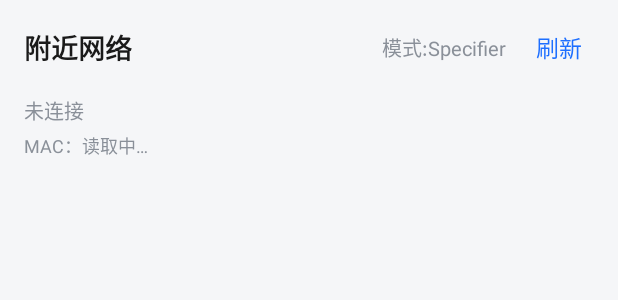
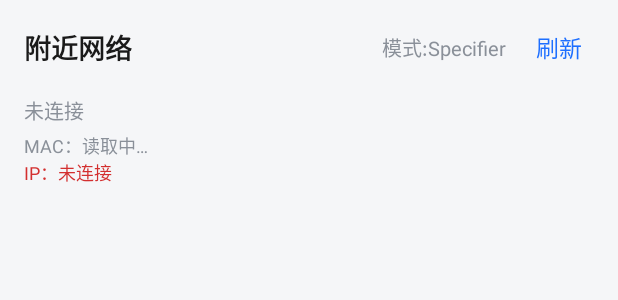
Before and after one commit to shihangya/join_bssid_app, an Android app: the layout activity_main.xml on its own in the app's theme, with its tools: preview values and no code run, on a phone screen of 412 x 824 dp. Shown: the top 300 px of the screen. Run offline under Robolectric (Android 15) with nearby library versions, the phone set to English and light mode, and no system bars.

Commit message:
v13: 应用图标 + 连接后自动刷新 + IP 红字显示
- 应用图标：图标.png 生成 5 档密度 mipmap（48-192px），Manifest 声明 icon/roundIcon
- 连接成功（onAvailable）自动触发一次扫描刷新列表；onUnavailable/onResume 同步刷新 IP 显示
- 新增 tvIp：显示终端当前 IPv4（Wi-Fi LinkProperties），红色 12sp，位于硬件 MAC 下方，未连接显示 IP：未连接
- vivo/一加实测：图标打入各密度 ✓、IP 行显示（8.103.0.206/207）✓、连接后列表刷新（122 个接入点）✓

```diff
--- a/app/src/main/AndroidManifest.xml
+++ b/app/src/main/AndroidManifest.xml
@@ -20,6 +20,8 @@
 
     <application
         android:allowBackup="true"
+        android:icon="@mipmap/ic_launcher"
+        android:roundIcon="@mipmap/ic_launcher"
         android:label="@string/app_name"
         android:supportsRtl="true"
         android:theme="@style/Theme.BssidConnect">
--- a/app/src/main/res/layout/activity_main.xml
+++ b/app/src/main/res/layout/activity_main.xml
@@ -76,10 +76,19 @@
         android:layout_width="match_parent"
         android:layout_height="wrap_content"
         android:paddingHorizontal="16dp"
-        android:paddingBottom="8dp"
         android:textColor="@color/text_secondary"
         android:textSize="12sp"
         android:text="MAC：读取中…" />
+
+    <TextView
+        android:id="@+id/tvIp"
+        android:layout_width="match_parent"
+        android:layout_height="wrap_content"
+        android:paddingHorizontal="16dp"
+        android:paddingBottom="8dp"
+        android:textColor="#D32F2F"
+        android:textSize="12sp"
+        android:text="IP：未连接" />
 
     <TextView
         android:id="@+id/tvPerm"
```
Also changed, not shown: app/src/main/java/com/dev/bssidconnect/MainActivity.kt (+23 -0 lines), app/src/main/res/mipmap-hdpi/ic_launcher.png (added), app/src/main/res/mipmap-mdpi/ic_launcher.png (added), app/src/main/res/mipmap-xhdpi/ic_launcher.png (added), app/src/main/res/mipmap-xxhdpi/ic_launcher.png (added), app/src/main/res/mipmap-xxxhdpi/ic_launcher.png (added).
